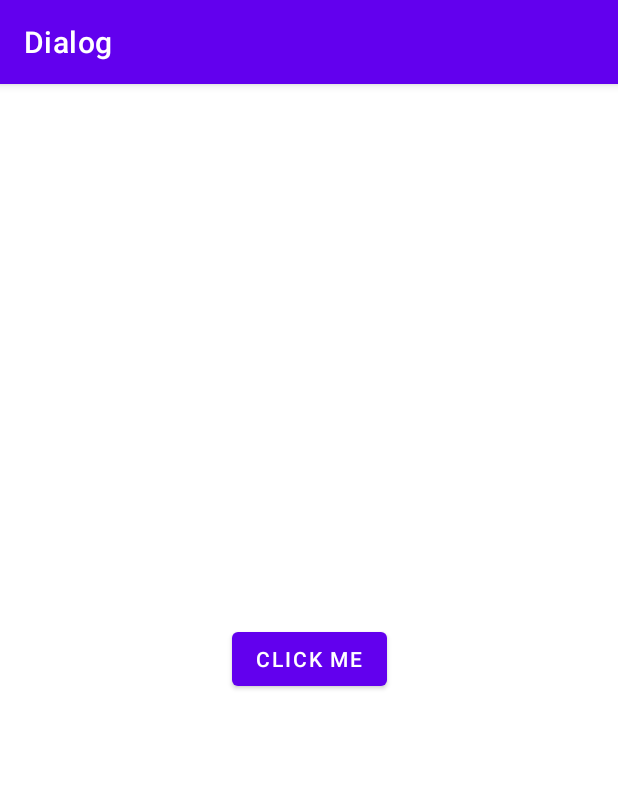
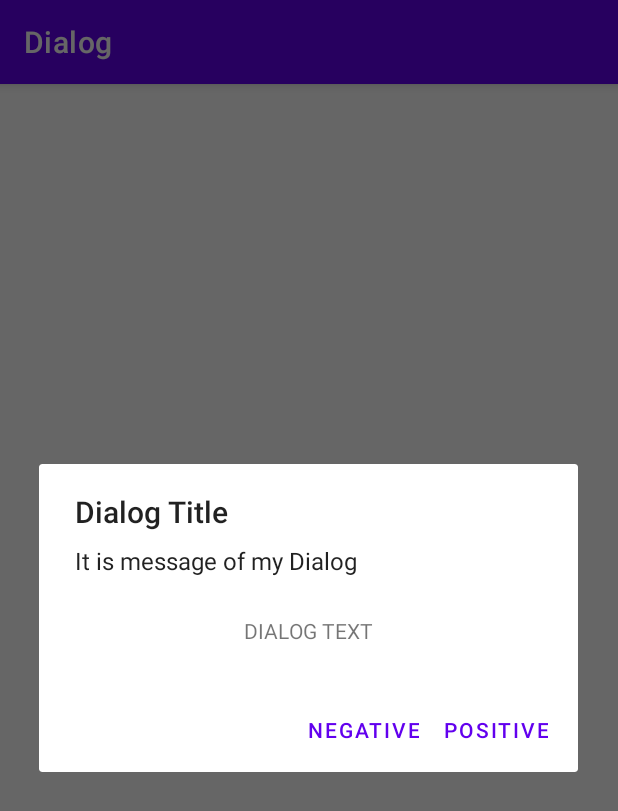
Before and after one commit to kashifisonly1/Mobile_Computing_Progress, an Android app: the screen it shows after launch (MainActivity), after a tap on "CLICK ME", on a phone screen of 412 x 824 dp. Shown: the top 811 px of the screen. Run offline under Robolectric (Android 15) with nearby library versions, the phone set to English and light mode, and no system bars.

Commit message:
dialog layout added

```diff
--- a/Dialog/app/src/main/java/com/example/dialog/MainActivity.java
+++ b/Dialog/app/src/main/java/com/example/dialog/MainActivity.java
@@ -1,9 +1,13 @@
 package com.example.dialog;
 
+import androidx.appcompat.app.AlertDialog;
 import androidx.appcompat.app.AppCompatActivity;
 
+import android.content.DialogInterface;
 import android.os.Bundle;
+import android.view.LayoutInflater;
 import android.view.View;
+import android.widget.Toast;
 
 public class MainActivity extends AppCompatActivity {
 
@@ -14,5 +18,33 @@ public class MainActivity extends AppCompatActivity {
     }
 
     public void LoadDialog(View view) {
+        AlertDialog.Builder builder = new AlertDialog.Builder(MainActivity.this);
+
+        builder.setTitle("Dialog Title");
+        builder.setMessage("It is message of my Dialog");
+
+        builder.setCancelable(false);
+        LayoutInflater inflater=this.getLayoutInflater();
+        builder.setView(inflater.inflate(R.layout.dialog,null));
+
+        builder.setPositiveButton("Positive",
+                new DialogInterface.OnClickListener() {
+                    @Override
+                    public void onClick(DialogInterface dialogInterface, int i) {
+                        Toast.makeText(MainActivity.this, "POSITIVE CLICKED", Toast.LENGTH_LONG).show();
+                    }
+                }
+        );
+        builder.setNegativeButton("Negative",
+                new DialogInterface.OnClickListener() {
+                    @Override
+                    public void onClick(DialogInterface dialogInterface, int i) {
+                        Toast.makeText(MainActivity.this, "NEGATIVE CLICKED", Toast.LENGTH_LONG).show();
+
+                    }
+                }
+        );
+        AlertDialog alertDialog = builder.create();
+        alertDialog.show();
     }
 }
--- a/Dialog/app/src/main/res/layout/dialog.xml
+++ b/Dialog/app/src/main/res/layout/dialog.xml
@@ -1,6 +1,17 @@
 <?xml version="1.0" encoding="utf-8"?>
 <androidx.constraintlayout.widget.ConstraintLayout
-    xmlns:android="http://schemas.android.com/apk/res/android" android:layout_width="match_parent"
+    xmlns:android="http://schemas.android.com/apk/res/android"
+    xmlns:app="http://schemas.android.com/apk/res-auto"
+    android:layout_width="match_parent"
     android:layout_height="match_parent">
 
+    <TextView
+        android:id="@+id/textView"
+        android:layout_width="wrap_content"
+        android:layout_height="wrap_content"
+        android:text="DIALOG TEXT"
+        app:layout_constraintBottom_toBottomOf="parent"
+        app:layout_constraintEnd_toEndOf="parent"
+        app:layout_constraintStart_toStartOf="parent"
+        app:layout_constraintTop_toTopOf="parent"></TextView>
 </androidx.constraintlayout.widget.ConstraintLayout>
```
